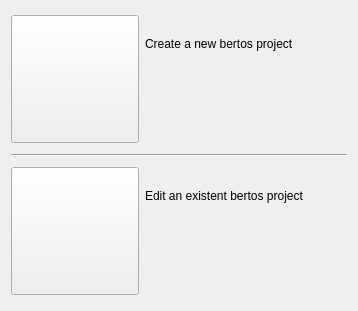
This is wizard/start.ui in imby/STM32VLDiscovery_BeRTOS as Qt 5 draws it before an edit. The edited form follows.
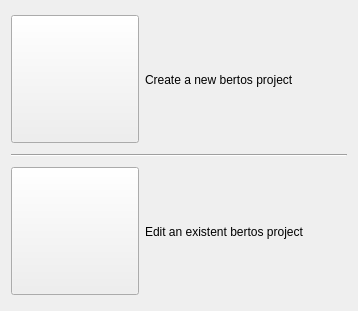
This is the edited form. Icons and pictures are not drawn.

Commit message: Move the start page in a separate QWidget and remove it from the QWizard

```diff
--- a/wizard/start.ui
+++ b/wizard/start.ui
@@ -61,13 +61,6 @@
            </property>
           </widget>
          </item>
-         <item>
-          <widget class="QLabel" name="newDescription" >
-           <property name="text" >
-            <string/>
-           </property>
-          </widget>
-         </item>
         </layout>
        </item>
       </layout>
@@ -122,13 +115,6 @@
            </property>
           </widget>
          </item>
-         <item>
-          <widget class="QLabel" name="editDescription" >
-           <property name="text" >
-            <string/>
-           </property>
-          </widget>
-         </item>
         </layout>
        </item>
       </layout>
```
Left out of the diff: 4 changed lines with no effect on the pictures.
